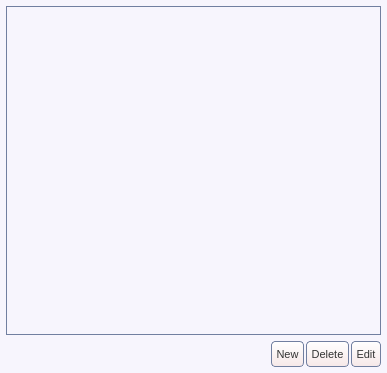
itds-consulting/yate, file share/skins/default/accountlist.ui: the form before one commit.
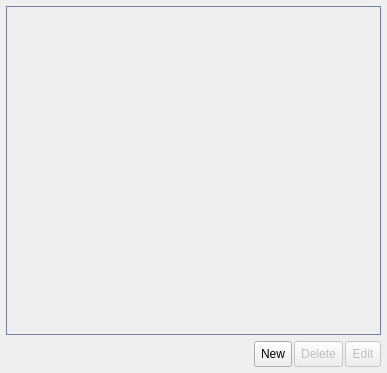
The form after the commit. Icons and pictures are not drawn.

Commit message: Added application stylesheet file. Removed global stylesheet from UI files. Increased font size.

The edit to the form file:
```diff
--- a/share/skins/default/accountlist.ui
+++ b/share/skins/default/accountlist.ui
@@ -15,103 +15,8 @@
   <property name="windowIcon" >
    <iconset>user.png</iconset>
   </property>
-  <property name="styleSheet" >
-   <string>QWidget#accountlist {
-  background:#f7f5fd;
-}
-QLineEdit {
-  color:#333333;
-  border: 1px solid #717fa0;
-  border-radius: 4px;
-}
-QAbstractButton { font-size: 11px; color: #333333; }
-QToolButton {
-  border: 1px solid #717fa0;
-  border-radius: 4px;
-  background: qlineargradient(x1: 0, y1: 0, x2: 0, y2: 1, stop: 0 #ffffff, stop: 1 #f6e8e8);
-}
-QToolButton:hover { background: qlineargradient(x1: 0, y1: 0, x2: 0, y2: 1, stop: 0 #ffffff, stop: 1 #f9f3f3); }
-QToolButton:pressed { background: qlineargradient(x1: 0, y1: 0, x2: 0, y2: 1, stop: 0 #f6e8e8, stop: 1 #ffffff); }
-QPushButton {
-  border: 1px solid #717fa0;
-  border-radius: 4px;
-  background: qlineargradient(x1: 0, y1: 0, x2: 0, y2: 1, stop: 0 #ffffff, stop: 1 #f6e8e8);
-}
-QPushButton:hover { background: qlineargradient(x1: 0, y1: 0, x2: 0, y2: 1, stop: 0 #ffffff, stop: 1 #f9f3f3); }
-QPushButton:pressed { background: qlineargradient(x1: 0, y1: 0, x2: 0, y2: 1, stop: 0 #f6e8e8, stop: 1 #ffffff); }
-QComboBox::down-arrow { image: url(cb_arrow.png); }
-QComboBox::down-arrow:on { top: 1px; left: 1px; }
-QComboBox {
-  padding-left: 2px;
-  padding-right: 25px;
-  border: 1px solid #717fa0;
-  border-radius: 4px;
-}
-QComboBox::drop-down {
-  width: 22px;
-  border-left: 1px solid #717fa0;
-}
-QCheckBox::indicator:checked { image: url(checkbox_on.png); }
-QCheckBox::indicator:unchecked { image: url(checkbox_off.png); }
-QRadioButton::indicator:checked { image: url(radio_on.png); }
-QRadioButton::indicator:unchecked { image: url(radio_off.png); }
-QScrollBar { border: 1px solid #717fa0; background: white; }
-QScrollBar::handle {
-  background: qlineargradient(x1: 0, y1: 0, x2: 0, y2: 1, stop: 0 #ffffff, stop: 1 #f6e8e8);
-  border: 1px solid #717fa0;
-}
-QScrollBar:vertical {
-  width: 14px;
-  margin: 16px 0px 16px 0px;
-  border-top: 0px;
-  border-bottom: 0px;
-  border-right: 0px;
-}
-QScrollBar:horizontal {
-  height: 14px;
-  margin: 0px 16px 0px 16px;
-  border-left: 0px;
-  border-right: 0px;
-  border-bottom: 0px;
-}
-QScrollBar::add-line {
-  height: 13px;
-  width: 13px;
-  border: 1px solid #717fa0;
-  subcontrol-origin: margin;
-  background: qlineargradient(x1: 0, y1: 0, x2: 0, y2: 1, stop: 0 #ffffff, stop: 1 #f6e8e8);
-}
-QScrollBar::sub-line {
-  height: 13px;
-  width: 13px;
-  border: 1px solid #717fa0;
-  subcontrol-origin: margin;
-  background: qlineargradient(x1: 0, y1: 0, x2: 0, y2: 1, stop: 0 #ffffff, stop: 1 #f6e8e8);
-}
-QScrollBar::handle:vertical { border-left: 0px; border-right: 0px; }
-QScrollBar::handle:horizontal { border-top: 0px; border-bottom: 0px; }
-QScrollBar::add-line:vertical { subcontrol-position: bottom; image: url(scroll_down.png); height: 14px; }
-QScrollBar::sub-line:vertical { subcontrol-position: top; image: url(scroll_up.png); height: 14px; }
-QScrollBar::add-line:horizontal { subcontrol-position: right; image: url(scroll_right.png); width: 14px; }
-QScrollBar::sub-line:horizontal { subcontrol-position: left; image: url(scroll_left.png); width: 14px; }
-QScrollBar::up-arrow:pressed { border: 1px solid #717fa0; }
-QScrollBar::down-arrow:pressed { border: 1px solid #717fa0; }
-QScrollBar::left-arrow:pressed { border: 1px solid #717fa0; }
-QScrollBar::right-arrow:pressed { border: 1px solid #717fa0; }
-QTreeWidget {
-  border: 0px;
-  background:white;
-  selection-background-color: lightblue;
-}
-QTreeView::branch { background:white; }
-QHeaderView::section {
-  padding-left: 4px;
-  border: 0px;
-  border-right: 1px solid #e3e6e9;
-  border-bottom: 1px solid #a9c2c2;
-  background: qlineargradient(x1: 0, y1: 0, x2: 0, y2: 1, stop: 0 #ffffff, stop: 1 #fbeded);
-}
-</string>
+  <property name="_yate_window" stdset="0" >
+   <bool>true</bool>
   </property>
   <layout class="QVBoxLayout" >
    <property name="spacing" >
```
The commit also changes 26 other files.
